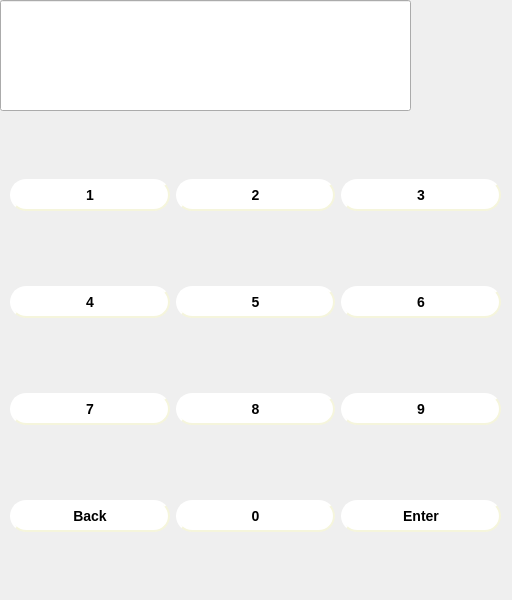
Qt form logindialog.ui (darryusa/QtProcess) before a commit.
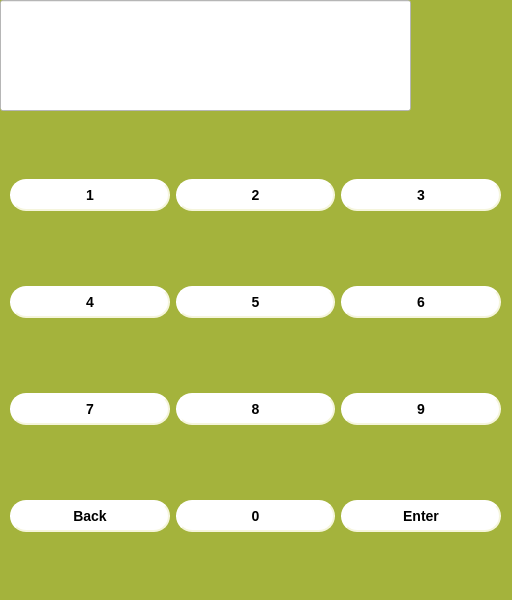
The same form after that commit. Icons and pictures are not drawn.

The edit to the form file:
```diff
--- a/logindialog.ui
+++ b/logindialog.ui
@@ -18,6 +18,9 @@
   <property name="windowTitle">
    <string>Dialog</string>
   </property>
+  <property name="styleSheet">
+   <string notr="true">background-color: rgb(164, 179, 60)</string>
+  </property>
   <property name="inputMethodHints">
    <set>Qt::ImhNoAutoUppercase|Qt::ImhSensitiveData</set>
   </property>
@@ -383,6 +386,9 @@
      <pointsize>58</pointsize>
     </font>
    </property>
+   <property name="styleSheet">
+    <string notr="true">background-color: rgb(255, 255, 255);</string>
+   </property>
    <property name="inputMethodHints">
     <set>Qt::ImhDigitsOnly|Qt::ImhHiddenText|Qt::ImhNoAutoUppercase|Qt::ImhNoPredictiveText|Qt::ImhSensitiveData</set>
    </property>
```
